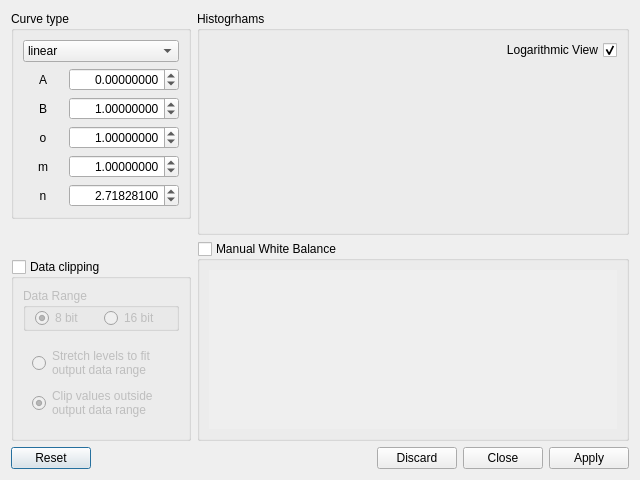
First picture: the form in lxnstack/data/ui/levels_dialog.ui, repository mauritiusdadd/lxnstack, before the edit.
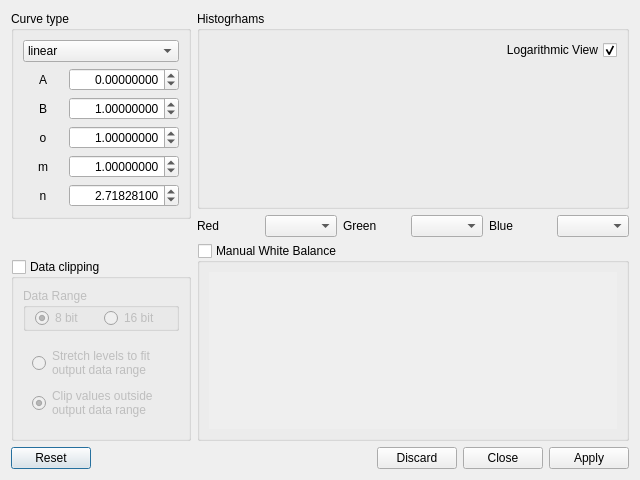
Second picture: the form after the edit.

The edit to the form file:
```diff
--- a/lxnstack/data/ui/levels_dialog.ui
+++ b/lxnstack/data/ui/levels_dialog.ui
@@ -539,6 +539,40 @@
          </layout>
         </widget>
        </item>
+       <item>
+        <layout class="QHBoxLayout" name="horizontalLayout_2">
+         <item>
+          <widget class="QLabel" name="label">
+           <property name="text">
+            <string>Red</string>
+           </property>
+          </widget>
+         </item>
+         <item>
+          <widget class="QComboBox" name="rComboBox"/>
+         </item>
+         <item>
+          <widget class="QLabel" name="label_2">
+           <property name="text">
+            <string>Green</string>
+           </property>
+          </widget>
+         </item>
+         <item>
+          <widget class="QComboBox" name="gComboBox"/>
+         </item>
+         <item>
+          <widget class="QLabel" name="label_8">
+           <property name="text">
+            <string>Blue</string>
+           </property>
+          </widget>
+         </item>
+         <item>
+          <widget class="QComboBox" name="bComboBox"/>
+         </item>
+        </layout>
+       </item>
        <item>
         <widget class="QGroupBox" name="MWBGroupBox">
          <property name="sizePolicy">
```
